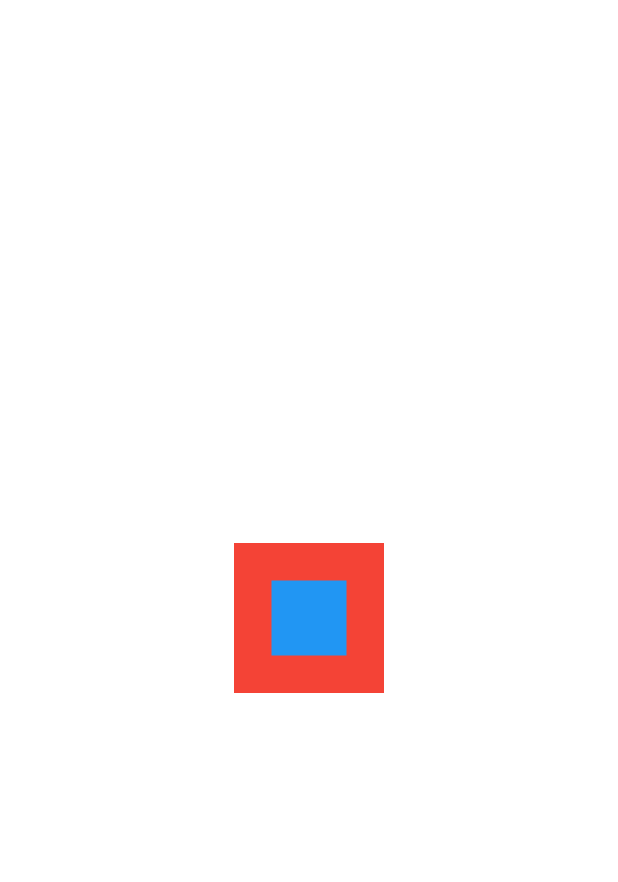
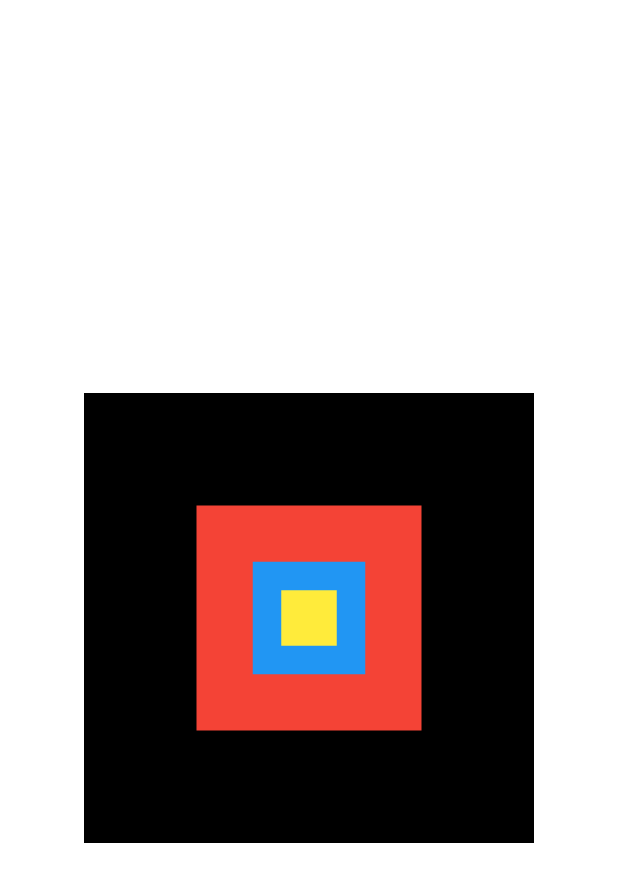
Before and after one commit to GuilhermeTantulli/Mobile-Development, a Flutter app: the screen it shows after launch, on a phone screen of 412 x 824 dp. Shown: the top 882 px of the screen. Run offline on Flutter 3.47's test engine with Material 3 defaults, Android fonts, the phone set to English and light mode, and no system bars.

Commit message:
Challenge: Build the square

```diff
--- a/aula_1_widgets/lib/main.dart
+++ b/aula_1_widgets/lib/main.dart
@@ -11,21 +11,29 @@ class MainApp extends StatelessWidget {
   Widget build(BuildContext context) {
     return MaterialApp(
       title: 'Flutter',
-      theme: ThemeData(
-        primarySwatch: Colors.blue,
-        ),
       home: Stack(
         alignment: AlignmentDirectional.center,
         children: [
-          Container(color: Colors.red,
-            width: 100,
-            height: 100,
+          Container(
+            color: Colors.black,
+            width: 300,
+            height: 300,
+          ),
+          Container(
+            color: Colors.red,
+            width: 150,
+            height: 150,
             ),
           Container(
             color: Colors.blue,
-            width: 50,
-            height: 50,
+            width: 75,
+            height: 75,
             ),
+          Container(
+            color: Colors.yellow,
+            width: 37,
+            height: 37,
+          )
         ],
       ),
     );
```
